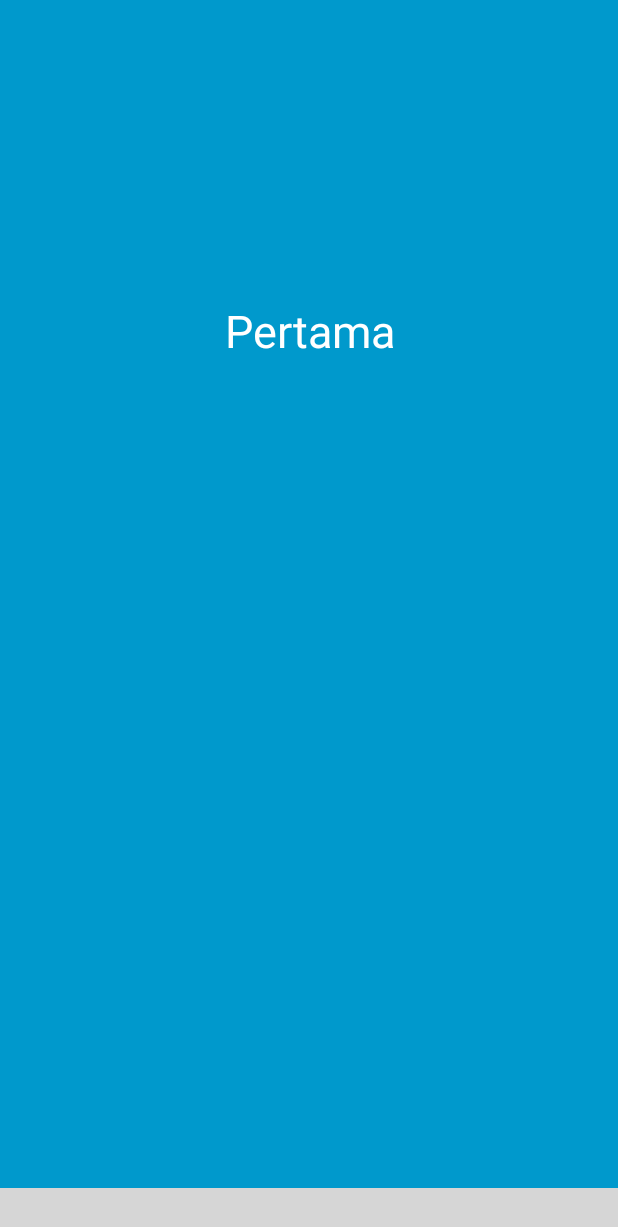
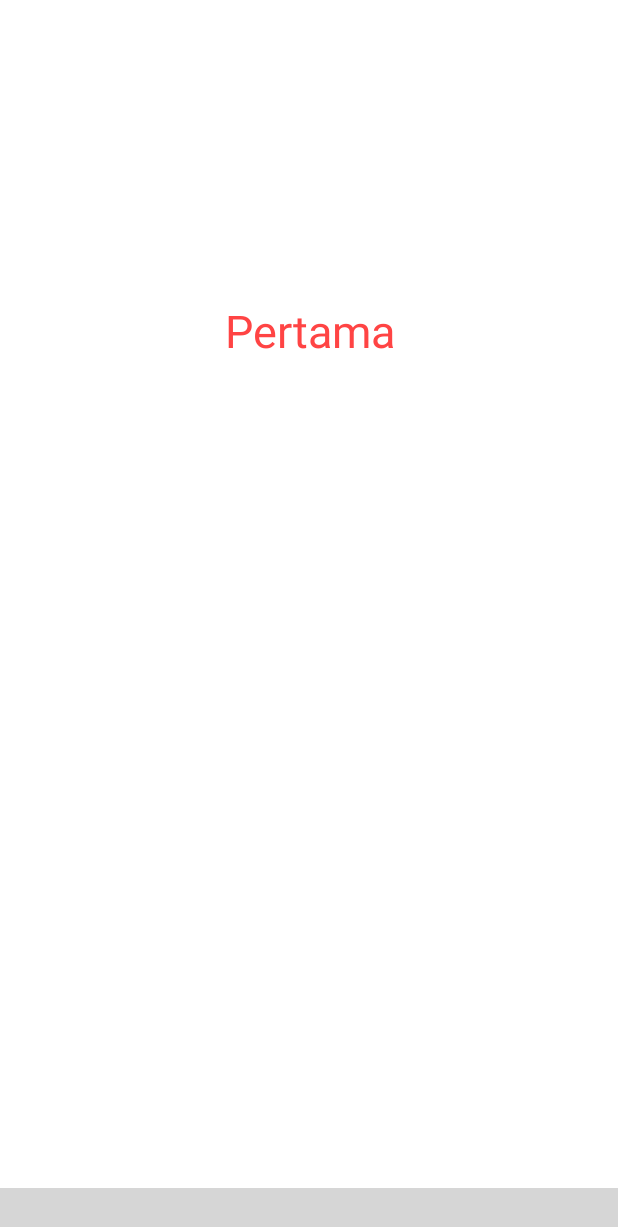
Before and after one commit to amary21/TA-SembakoPedia, an Android app: the FirstFragment screen opened directly, with no data from a screen before it, on a phone screen of 412 x 824 dp. Shown: the top 1227 px of the screen. Run offline under Robolectric (Android 15) with nearby library versions, the phone set to English and light mode, and no system bars; libraries missing offline, so code that uses them is left out: com.etebarian.meowbottomnavigation; plain views replace MeowBottomNavigation; 5 statements that could not run were skipped; grey boxes are pictures that could not be loaded.

```diff
--- a/app/src/main/AndroidManifest.xml
+++ b/app/src/main/AndroidManifest.xml
@@ -17,6 +17,11 @@
             </intent-filter>
         </activity>
         <activity android:name=".activity.MainActivity" />
+        <activity
+            android:name=".activity.AuthActivity"
+            android:configChanges="orientation"
+            android:screenOrientation="portrait"
+            android:windowSoftInputMode="adjustPan" />
     </application>
 
 </manifest>
--- a/app/src/main/java/com/rivaldomathindas/sembakopedia/activity/SplashScreenActivity.kt
+++ b/app/src/main/java/com/rivaldomathindas/sembakopedia/activity/SplashScreenActivity.kt
@@ -13,7 +13,7 @@ class SplashScreenActivity : AppCompatActivity() {
 
         iv_splash.alpha = 0f
         iv_splash.animate().setDuration(1500).alpha(1f).withEndAction{
-            val intent = Intent(this, MainActivity::class.java)
+            val intent = Intent(this, AuthActivity::class.java)
             startActivity(intent)
             overridePendingTransition(android.R.anim.fade_in, android.R.anim.fade_out)
         }
--- a/app/src/main/java/com/rivaldomathindas/sembakopedia/fragment/FirstFragment.kt
+++ b/app/src/main/java/com/rivaldomathindas/sembakopedia/fragment/FirstFragment.kt
@@ -1,7 +1,5 @@
 package com.rivaldomathindas.sembakopedia.fragment
 
-import android.content.Context
-import android.net.Uri
 import android.os.Bundle
 import android.view.LayoutInflater
 import android.view.View
@@ -10,11 +8,11 @@ import androidx.fragment.app.Fragment
 import com.rivaldomathindas.sembakopedia.R
 
 class FirstFragment : Fragment() {
-    // TODO: Rename and change types of parameters
 
-    override fun onCreateView(inflater: LayoutInflater, container: ViewGroup?,
-                              savedInstanceState: Bundle?): View? {
-        // Inflate the layout for this fragment
+    override fun onCreateView(
+        inflater: LayoutInflater, container: ViewGroup?,
+        savedInstanceState: Bundle?
+    ): View? {
         return inflater.inflate(R.layout.fragment_first, container, false)
     }
 }
--- a/app/src/main/res/layout/activity_main.xml
+++ b/app/src/main/res/layout/activity_main.xml
@@ -15,10 +15,10 @@ android:layout_height="match_parent">
     android:id="@+id/navigationView"
     android:layout_width="match_parent"
     android:layout_height="wrap_content"
-    app:mbn_circleColor="@color/colorAccent"
-    app:mbn_backgroundBottomColor="@color/white"
+    app:mbn_circleColor="@color/colorPrimary"
+    app:mbn_backgroundBottomColor="@android:color/background_light"
     app:mbn_defaultIconColor="@color/semiBlackTransparent"
-    app:mbn_selectedIconColor="@color/colorPrimary"
+    app:mbn_selectedIconColor="@color/colorAccent"
     app:mbn_shadowColor="@color/semiBlackTransparent"
     app:layout_constraintBottom_toBottomOf="parent"
     app:layout_constraintLeft_toLeftOf="parent"
--- a/app/src/main/res/layout/activity_splash_screen.xml
+++ b/app/src/main/res/layout/activity_splash_screen.xml
@@ -16,7 +16,7 @@
         app:layout_constraintEnd_toEndOf="parent"
         app:layout_constraintStart_toStartOf="parent"
         app:layout_constraintTop_toTopOf="parent"
-        android:contentDescription="@string/no_description" />
+        android:contentDescription="@string/image" />
 
     <TextView
         android:layout_width="wrap_content"
--- a/app/src/main/res/layout/fragment_first.xml
+++ b/app/src/main/res/layout/fragment_first.xml
@@ -3,7 +3,7 @@ xmlns:app="http://schemas.android.com/apk/res-auto"
 xmlns:tools="http://schemas.android.com/tools"
 android:layout_width="match_parent"
 android:layout_height="match_parent"
-android:background="@android:color/holo_blue_dark">
+android:background="@android:color/white">
 
     <TextView
         android:layout_width="0dp"
@@ -13,7 +13,7 @@ android:background="@android:color/holo_blue_dark">
         android:layout_marginTop="200dp"
         android:text="Pertama"
         android:textAlignment="center"
-        android:textColor="@android:color/background_light"
+        android:textColor="@android:color/holo_red_light"
         android:textSize="30sp"
         app:layout_constraintEnd_toEndOf="parent"
         app:layout_constraintStart_toStartOf="parent"
--- a/app/src/main/res/layout/fragment_second.xml
+++ b/app/src/main/res/layout/fragment_second.xml
@@ -4,7 +4,7 @@
     xmlns:tools="http://schemas.android.com/tools"
     android:layout_width="match_parent"
     android:layout_height="match_parent"
-    android:background="@android:color/holo_orange_dark">
+    android:background="@android:color/white">
 
     <TextView
         android:layout_width="0dp"
@@ -14,7 +14,7 @@
         android:layout_marginTop="200dp"
         android:text="Kedua"
         android:textAlignment="center"
-        android:textColor="@android:color/background_light"
+        android:textColor="@android:color/holo_orange_light"
         android:textSize="30sp"
         app:layout_constraintEnd_toEndOf="parent"
         app:layout_constraintStart_toStartOf="parent"
--- a/app/src/main/res/layout/fragment_third.xml
+++ b/app/src/main/res/layout/fragment_third.xml
@@ -4,7 +4,7 @@
     xmlns:tools="http://schemas.android.com/tools"
     android:layout_width="match_parent"
     android:layout_height="match_parent"
-    android:background="@android:color/holo_red_light">
+    android:background="@android:color/white">
 
     <TextView
         android:layout_width="0dp"
@@ -14,7 +14,7 @@
         android:layout_marginTop="200dp"
         android:text="Ketiga"
         android:textAlignment="center"
-        android:textColor="@android:color/background_light"
+        android:textColor="@android:color/holo_green_dark"
         android:textSize="30sp"
         app:layout_constraintEnd_toEndOf="parent"
         app:layout_constraintStart_toStartOf="parent"
--- a/build.gradle
+++ b/build.gradle
@@ -11,6 +11,7 @@ buildscript {
 
         // NOTE: Do not place your application dependencies here; they belong
         // in the individual module build.gradle files
+        classpath 'com.google.gms:google-services:4.3.3'
     }
 }
 
@@ -18,6 +19,9 @@ allprojects {
     repositories {
         google()
         jcenter()
+
+        mavenCentral()
+        maven { url "https://jitpack.io" }
     }
 }
 
```
Also changed, not shown: app/build.gradle (+54 -1 lines), app/src/main/res/values/colors.xml (+12 -0 lines), app/src/main/res/values/strings.xml (+15 -1 lines).
